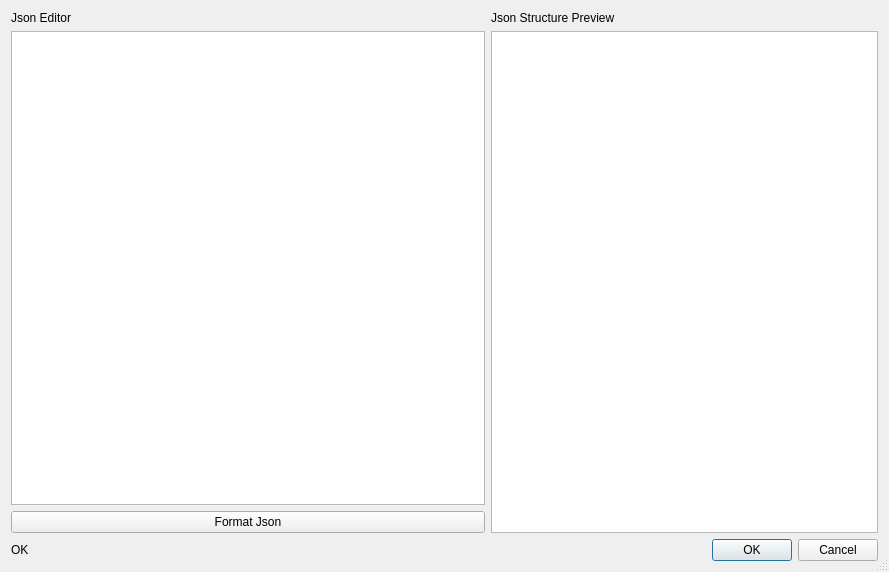
Before: the Qt Designer form src/ui/w_JsonEditor.ui in darsvador/qvssr, drawn with Qt 5.
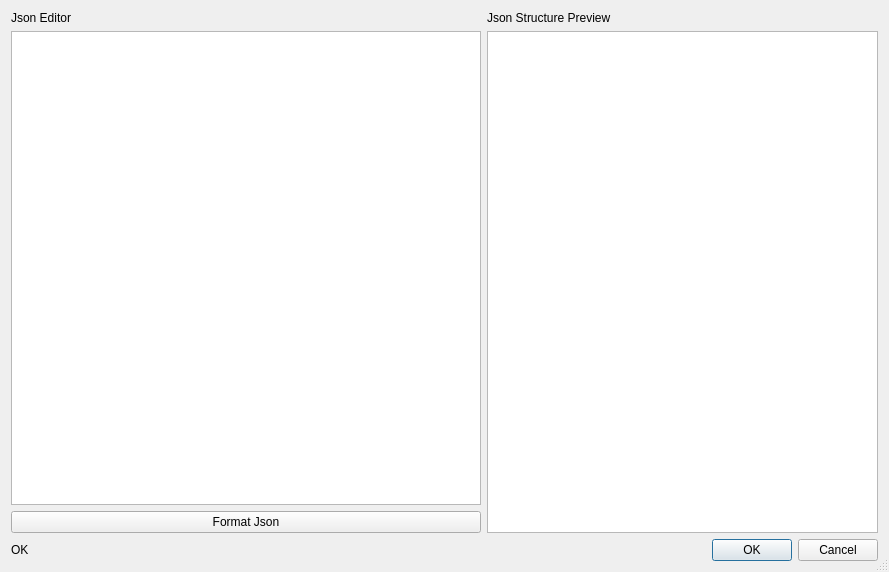
After: the same form once the commit is applied.

Diff of the .ui file:
```diff
--- a/src/ui/w_JsonEditor.ui
+++ b/src/ui/w_JsonEditor.ui
@@ -19,24 +19,7 @@
   <property name="modal">
    <bool>true</bool>
   </property>
-  <layout class="QGridLayout" name="gridLayout" columnstretch="11,9">
-   <item row="1" column="0">
-    <widget class="QTextEdit" name="jsonEditor"/>
-   </item>
-   <item row="0" column="1">
-    <widget class="QLabel" name="label_2">
-     <property name="text">
-      <string>Json Structure Preview</string>
-     </property>
-    </widget>
-   </item>
-   <item row="0" column="0">
-    <widget class="QLabel" name="label">
-     <property name="text">
-      <string>Json Editor</string>
-     </property>
-    </widget>
-   </item>
+  <layout class="QGridLayout" name="gridLayout" columnstretch="6,5">
    <item row="3" column="0">
     <widget class="QLabel" name="jsonValidateStatus">
      <property name="text">
@@ -44,6 +27,13 @@
      </property>
     </widget>
    </item>
+   <item row="0" column="1">
+    <widget class="QLabel" name="label_2">
+     <property name="text">
+      <string>Json Structure Preview</string>
+     </property>
+    </widget>
+   </item>
    <item row="3" column="1">
     <widget class="QDialogButtonBox" name="buttonBox">
      <property name="orientation">
@@ -54,6 +44,9 @@
      </property>
     </widget>
    </item>
+   <item row="1" column="0">
+    <widget class="QTextEdit" name="jsonEditor"/>
+   </item>
    <item row="2" column="0">
     <widget class="QPushButton" name="formatJsonBtn">
      <property name="text">
@@ -61,6 +54,13 @@
      </property>
     </widget>
    </item>
+   <item row="0" column="0">
+    <widget class="QLabel" name="label">
+     <property name="text">
+      <string>Json Editor</string>
+     </property>
+    </widget>
+   </item>
    <item row="1" column="1" rowspan="2">
     <widget class="QTreeView" name="jsonTree">
      <property name="sizeAdjustPolicy">
```
